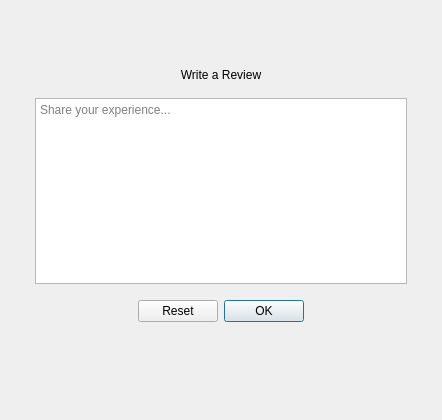
anshu-ho-la/buspass, file userreview.ui: the form before one commit.
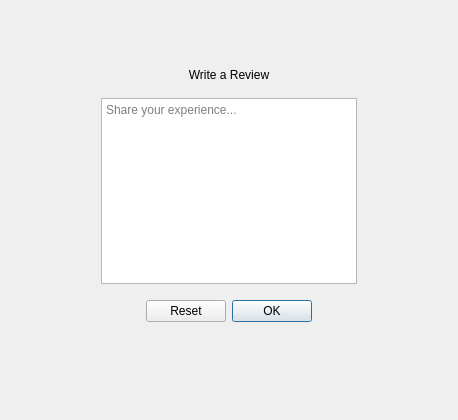
The form after the commit.

The edit to the form file:
```diff
--- a/userreview.ui
+++ b/userreview.ui
@@ -6,7 +6,7 @@
    <rect>
     <x>0</x>
     <y>0</y>
-    <width>365</width>
+    <width>458</width>
     <height>420</height>
    </rect>
   </property>
@@ -36,26 +36,14 @@
        </property>
        <property name="sizeHint" stdset="0">
         <size>
-         <width>40</width>
+         <width>30</width>
          <height>20</height>
         </size>
        </property>
       </spacer>
      </item>
      <item>
-      <widget class="QWidget" name="formCard">
-       <property name="minimumSize">
-        <size>
-         <width>420</width>
-         <height>0</height>
-        </size>
-       </property>
-       <property name="maximumSize">
-        <size>
-         <width>460</width>
-         <height>16777215</height>
-        </size>
-       </property>
+      <widget class="QFrame" name="formCard">
        <layout class="QVBoxLayout" name="mainLayout">
         <property name="spacing">
          <number>16</number>
@@ -122,7 +110,7 @@
        </property>
        <property name="sizeHint" stdset="0">
         <size>
-         <width>40</width>
+         <width>30</width>
          <height>20</height>
         </size>
        </property>
```
